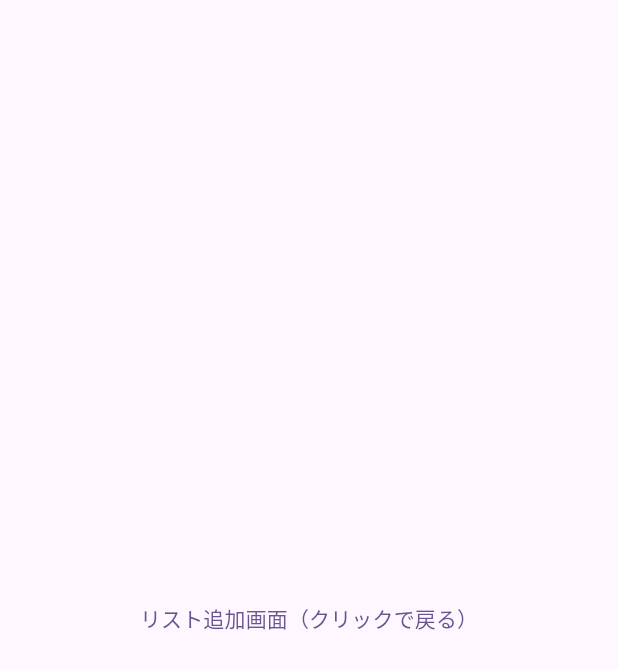
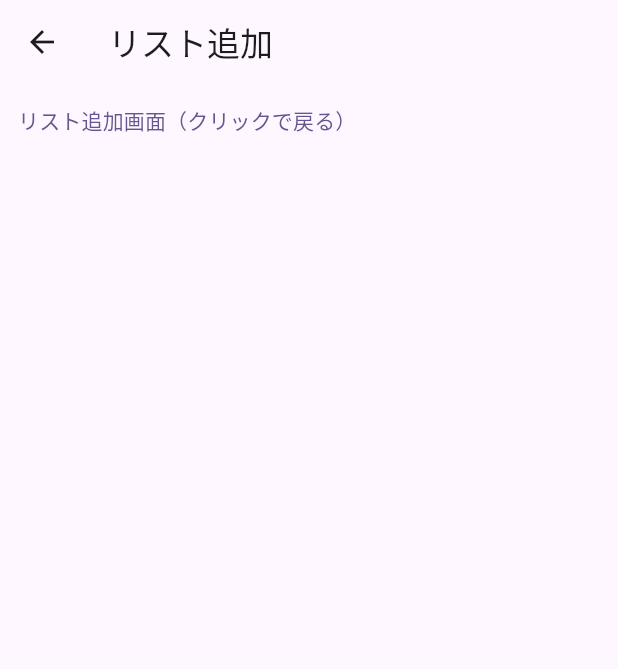
Before and after one commit to uetomo186/flutter_todo_river1, a Flutter app: the screen it shows after launch, after a tap on the "add" icon, on a phone screen of 412 x 824 dp. Shown: the top 669 px of the screen. Run offline on Flutter 3.47's test engine with Material 3 defaults, Android fonts, the phone set to English and light mode, and no system bars.

Commit message:
表示を修正

```diff
--- a/lib/main.dart
+++ b/lib/main.dart
@@ -1,4 +1,5 @@
 import 'package:flutter/material.dart';
+import 'package:flutter_todo_river1/todo_add_page.dart';
 
 void main() {
   runApp(const MyTodoApp());
@@ -30,11 +31,31 @@ class TodoListPage extends StatelessWidget {
       ),
       body: ListView(
         children: const <Widget>[
-          Text('ニンジンを買う'),
-          Text('タマネギを買う'),
-          Text('ジャガイモを買う'),
-          Text('カレールーを買う'),
-          Text('肉を買う'),
+          Card(
+            child: ListTile(
+              title: Text('ニンジンを買う'),
+            ),
+          ),
+          Card(
+            child: ListTile(
+              title: Text('タマネギを買う'),
+            ),
+          ),
+          Card(
+            child: ListTile(
+              title: Text('ジャガイモを買う'),
+            ),
+          ),
+          Card(
+            child: ListTile(
+              title: Text('カレールーを買う'),
+            ),
+          ),
+          Card(
+            child: ListTile(
+              title: Text('肉を買う'),
+            ),
+          ),
         ],
       ),
       floatingActionButton: FloatingActionButton(
@@ -52,21 +73,3 @@ class TodoListPage extends StatelessWidget {
     );
   }
 }
-
-class TodoAddPage extends StatelessWidget {
-  @override
-  Widget build(BuildContext context) {
-    return Scaffold(
-      body: Center(
-        child: TextButton(
-          // ボタンをクリックした時の処理
-          onPressed: () {
-            // "pop"で前の画面に戻る
-            Navigator.of(context).pop();
-          },
-          child: const Text('リスト追加画面（クリックで戻る）'),
-        ),
-      ),
-    );
-  }
-}
--- /dev/null
+++ b/lib/todo_add_page.dart
@@ -0,0 +1,22 @@
+import 'package:flutter/material.dart';
+
+class TodoAddPage extends StatelessWidget {
+  @override
+  Widget build(BuildContext context) {
+    return Scaffold(
+      appBar: AppBar(
+        title: const Text('リスト追加'),
+      ),
+      body: Container(
+        child: TextButton(
+          // ボタンをクリックした時の処理
+          onPressed: () {
+            // "pop"で前の画面に戻る
+            Navigator.of(context).pop();
+          },
+          child: const Text('リスト追加画面（クリックで戻る）'),
+        ),
+      ),
+    );
+  }
+}
```
Also changed, not shown: 10 other files.
